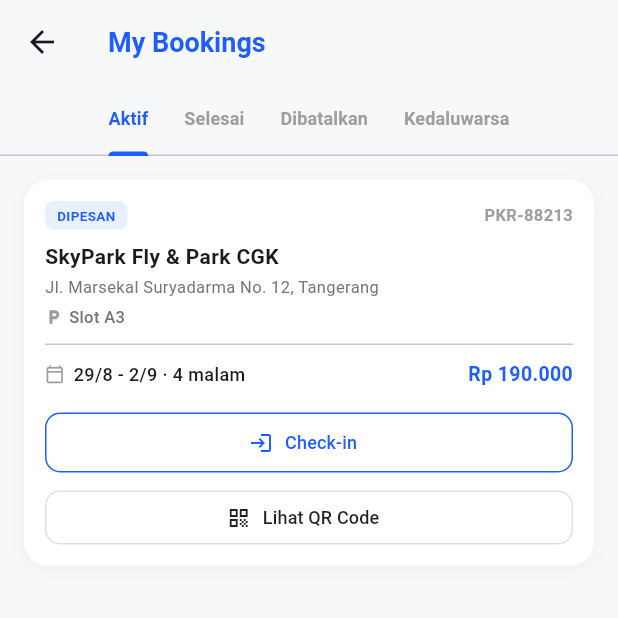
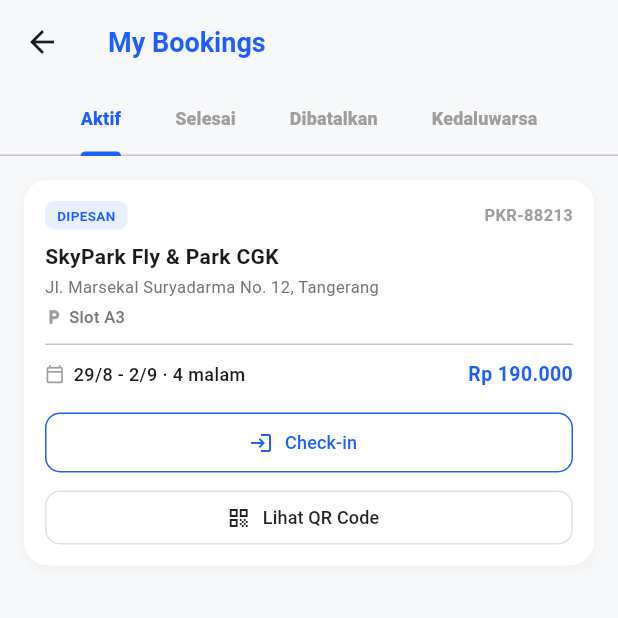
Before and after one commit to RakhaRajendraPC/ParkirIn, a Flutter app: the BookingConfirmationScreen screen opened directly with sample values from the repository, after a tap on "Lihat Booking Saya", on a phone screen of 412 x 824 dp, the top half of it. Run offline on Flutter 3.47's test engine with Material 3 defaults, Android fonts, the phone set to English and light mode, and no system bars; our stand-ins replace pdf, printing, qr_flutter, shared_preferences; accounts and stored records are empty.

Commit message:
Update project dan penambahan file baru

```diff
--- a/lib/screens/booking_confirmation_screen.dart
+++ b/lib/screens/booking_confirmation_screen.dart
@@ -1,9 +1,12 @@
 import 'package:flutter/material.dart';
 import 'package:qr_flutter/qr_flutter.dart';
 import '../models/parking_location_model.dart';
+import '../services/app_settings.dart';
+import '../utils/app_colors.dart';
+import '../utils/currency_formatter.dart';
 import 'bookings_screen.dart';
 
-class BookingConfirmationScreen extends StatelessWidget {
+class BookingConfirmationScreen extends StatefulWidget {
   final String bookingCode;
   final ParkingLocation location;
   final DateTime checkIn;
@@ -19,7 +22,27 @@
     required this.total,
   });
 
-  static const Color primaryBlue = Color(0xFF1E5EFF);
+  @override
+  State<BookingConfirmationScreen> createState() =>
+      _BookingConfirmationScreenState();
+}
+
+class _BookingConfirmationScreenState extends State<BookingConfirmationScreen> {
+  @override
+  void initState() {
+    super.initState();
+    AppSettings.instance.addListener(_onChanged);
+  }
+
+  @override
+  void dispose() {
+    AppSettings.instance.removeListener(_onChanged);
+    super.dispose();
+  }
+
+  void _onChanged() {
+    if (mounted) setState(() {});
+  }
 
   String _fmtDate(DateTime d) {
     const months = [
@@ -60,11 +83,12 @@
                   const Icon(Icons.check_circle, color: Colors.green, size: 40),
             ),
             const SizedBox(height: 16),
-            const Text('Booking Berhasil!',
-                style: TextStyle(fontSize: 20, fontWeight: FontWeight.bold)),
+            Text(AppStrings.t('confirm_title'),
+                style:
+                    const TextStyle(fontSize: 20, fontWeight: FontWeight.bold)),
             const SizedBox(height: 4),
             Text(
-              'Konfirmasi & QR Code telah dikirim untuk booking Anda.',
+              AppStrings.t('confirm_subtitle'),
               style: TextStyle(fontSize: 12, color: Colors.grey.shade600),
             ),
             const SizedBox(height: 24),
@@ -82,19 +106,19 @@
               child: Column(
                 children: [
                   QrImageView(
-                    data: bookingCode,
+                    data: widget.bookingCode,
                     version: QrVersions.auto,
                     size: 180,
                     backgroundColor: Colors.white,
                   ),
                   const SizedBox(height: 12),
-                  Text(bookingCode,
+                  Text(widget.bookingCode,
                       style: const TextStyle(
                           fontSize: 16,
                           fontWeight: FontWeight.bold,
                           letterSpacing: 1.2)),
                   const SizedBox(height: 4),
-                  Text('Tunjukkan QR Code ini saat check-in & check-out',
+                  Text(AppStrings.t('confirm_qr_note'),
                       style:
                           TextStyle(fontSize: 11, color: Colors.grey.shade600),
                       textAlign: TextAlign.center),
@@ -115,21 +139,24 @@
               child: Column(
                 crossAxisAlignment: CrossAxisAlignment.start,
                 children: [
-                  Text(location.name,
+                  Text(widget.location.name,
                       style: const TextStyle(
                           fontWeight: FontWeight.bold, fontSize: 14)),
                   const SizedBox(height: 2),
-                  Text(location.address,
+                  Text(widget.location.address,
                       style:
                           TextStyle(fontSize: 11, color: Colors.grey.shade600)),
                   const Padding(
                       padding: EdgeInsets.symmetric(vertical: 10),
                       child: Divider(height: 1)),
-                  _infoRow('Masuk', _fmtDate(checkIn)),
+                  _infoRow(
+                      AppStrings.t('confirm_masuk'), _fmtDate(widget.checkIn)),
                   const SizedBox(height: 6),
-                  _infoRow('Keluar', _fmtDate(checkOut)),
+                  _infoRow(AppStrings.t('confirm_keluar'),
+                      _fmtDate(widget.checkOut)),
                   const SizedBox(height: 6),
-                  _infoRow('Total Dibayar', 'Rp ${total.toStringAsFixed(0)}',
+                  _infoRow(AppStrings.t('confirm_total_dibayar'),
+                      CurrencyFormatter.rupiah(widget.total),
                       highlight: true),
                 ],
               ),
@@ -138,17 +165,17 @@
             Container(
               padding: const EdgeInsets.all(12),
               decoration: BoxDecoration(
-                  color: primaryBlue.withOpacity(0.08),
+                  color: AppColors.primaryLight,
                   borderRadius: BorderRadius.circular(12)),
               child: Row(
                 children: [
-                  const Icon(Icons.notifications_active_outlined,
-                      color: primaryBlue, size: 18),
+                  Icon(Icons.notifications_active_outlined,
+                      color: AppColors.primary, size: 18),
                   const SizedBox(width: 10),
-                  const Expanded(
+                  Expanded(
                     child: Text(
-                      'Kami akan mengirim reminder 1 hari sebelum jadwal check-in Anda.',
-                      style: TextStyle(fontSize: 11),
+                      AppStrings.t('confirm_reminder_note'),
+                      style: const TextStyle(fontSize: 11),
                     ),
                   ),
                 ],
@@ -168,13 +195,13 @@
                   );
                 },
                 style: ElevatedButton.styleFrom(
-                  backgroundColor: primaryBlue,
+                  backgroundColor: AppColors.primary,
                   foregroundColor: Colors.white,
                   shape: RoundedRectangleBorder(
                       borderRadius: BorderRadius.circular(12)),
                 ),
-                child: const Text('Lihat Booking Saya',
-                    style: TextStyle(fontWeight: FontWeight.w600)),
+                child: Text(AppStrings.t('confirm_lihat_booking_btn'),
+                    style: const TextStyle(fontWeight: FontWeight.w600)),
               ),
             ),
             const SizedBox(height: 8),
@@ -190,7 +217,7 @@
                   shape: RoundedRectangleBorder(
                       borderRadius: BorderRadius.circular(12)),
                 ),
-                child: const Text('Kembali ke Beranda'),
+                child: Text(AppStrings.t('confirm_kembali_beranda_btn')),
               ),
             ),
           ],
@@ -209,7 +236,7 @@
             style: TextStyle(
               fontSize: highlight ? 14 : 12,
               fontWeight: FontWeight.w700,
-              color: highlight ? primaryBlue : Colors.black87,
+              color: highlight ? AppColors.primary : Colors.black87,
             )),
       ],
     );
--- a/lib/screens/bookings_screen.dart
+++ b/lib/screens/bookings_screen.dart
@@ -62,13 +62,13 @@
             controller: _tabController,
             isScrollable: true,
             tabAlignment: TabAlignment.center,
-            labelPadding: const EdgeInsets.symmetric(horizontal: 12),
+            labelPadding: const EdgeInsets.symmetric(horizontal: 18),
             indicatorSize: TabBarIndicatorSize.label,
             labelColor: AppColors.primary,
             unselectedLabelColor: Colors.grey,
             indicatorColor: AppColors.primary,
             labelStyle:
-                const TextStyle(fontSize: 12, fontWeight: FontWeight.w600),
+                const TextStyle(fontSize: 12, fontWeight: FontWeight.w900),
             tabs: [
               Tab(text: AppStrings.t('bookings_tab_aktif')),
               Tab(text: AppStrings.t('bookings_tab_selesai')),
--- a/lib/services/app_settings.dart
+++ b/lib/services/app_settings.dart
@@ -170,6 +170,60 @@
     'notif_new_badge_suffix': 'baru',
     'notif_booking_code_label': 'Kode booking: ',
     'notif_phase2_badge': 'Fase 2',
+    'slot_map_title': 'Pilih Slot Parkir',
+    'slot_legend_premium': 'Premium (dekat pintu masuk)',
+    'slot_legend_standard': 'Standar',
+    'slot_legend_economy': 'Ekonomis (jauh)',
+    'slot_legend_occupied': 'Terisi',
+    'slot_akses_jalan': 'Akses Jalan',
+    'slot_select_first': 'Pilih Slot Terlebih Dahulu',
+    'slot_continue_with': 'Lanjutkan dengan Slot',
+    'slot_baris_label': 'Baris',
+    'slot_dari_pintu_masuk': 'm dari pintu masuk',
+    'slot_per_malam': '/malam',
+    'vehicle_appbar_title': 'Pilih Kendaraan',
+    'vehicle_slot_prefix': 'Slot',
+    'vehicle_per_malam': '/malam',
+    'vehicle_pilih_title': 'Pilih Kendaraan',
+    'vehicle_tambah_btn': 'Tambah',
+    'vehicle_utama_badge': 'UTAMA',
+    'vehicle_lanjut_btn': 'Lanjutkan ke Ringkasan',
+    'vehicle_empty_title': 'Belum ada kendaraan tersimpan',
+    'vehicle_empty_btn': 'Tambah Kendaraan',
+    'vehicle_lock_expired_title': 'Waktu Habis',
+    'vehicle_lock_expired_msg':
+        'Slot yang Anda pilih telah dilepas karena waktu penguncian habis. Silakan pilih slot kembali.',
+    'vehicle_back_home_btn': 'Kembali ke Beranda',
+    'summary_appbar_title': 'Ringkasan & Pembayaran',
+    'summary_masuk': 'MASUK',
+    'summary_keluar': 'KELUAR',
+    'summary_malam': 'malam',
+    'summary_slot_prefix': 'Slot',
+    'summary_rincian_biaya': 'Rincian Biaya',
+    'summary_tarif_dasar': 'Tarif dasar',
+    'summary_biaya_layanan': 'Biaya layanan',
+    'summary_total': 'Total',
+    'summary_total_label': 'Total  ',
+    'summary_metode_pembayaran': 'Metode Pembayaran',
+    'summary_opsional_badge': 'Opsional',
+    'summary_bayar_sekarang': 'Bayar Sekarang',
+    'summary_overstay_notice':
+        'Biaya tambahan (overstay fee) akan dikenakan otomatis jika Anda melebihi durasi yang dipesan. Anda akan mendapat notifikasi sebelum batas waktu habis.',
+    'summary_notif_title': 'Booking Berhasil Dikonfirmasi',
+    'summary_notif_desc_prefix': 'Slot',
+    'summary_notif_desc_suffix': 'telah dikonfirmasi.',
+    'summary_notif_action': 'Lihat QR Code',
+    'confirm_title': 'Booking Berhasil!',
+    'confirm_subtitle':
+        'Konfirmasi & QR Code telah dikirim untuk booking Anda.',
+    'confirm_qr_note': 'Tunjukkan QR Code ini saat check-in & check-out',
+    'confirm_masuk': 'Masuk',
+    'confirm_keluar': 'Keluar',
+    'confirm_total_dibayar': 'Total Dibayar',
+    'confirm_reminder_note':
+        'Kami akan mengirim reminder 1 hari sebelum jadwal check-in Anda.',
+    'confirm_lihat_booking_btn': 'Lihat Booking Saya',
+    'confirm_kembali_beranda_btn': 'Kembali ke Beranda',
   };
 
   static const _en = {
@@ -278,5 +332,59 @@
     'loc_reviews_title': 'User Reviews',
     'loc_reviews_suffix': 'reviews',
     'loc_no_reviews': 'No reviews yet for this location.',
+    'slot_map_title': 'Select Parking Slot',
+    'slot_legend_premium': 'Premium (near entrance)',
+    'slot_legend_standard': 'Standard',
+    'slot_legend_economy': 'Economy (far)',
+    'slot_legend_occupied': 'Occupied',
+    'slot_akses_jalan': 'Access Road',
+    'slot_select_first': 'Select a Slot First',
+    'slot_continue_with': 'Continue with Slot',
+    'slot_baris_label': 'Row',
+    'slot_dari_pintu_masuk': 'm from entrance',
+    'slot_per_malam': '/night',
+    'vehicle_appbar_title': 'Select Vehicle',
+    'vehicle_slot_prefix': 'Slot',
+    'vehicle_per_malam': '/night',
+    'vehicle_pilih_title': 'Select Vehicle',
+    'vehicle_tambah_btn': 'Add',
+    'vehicle_utama_badge': 'DEFAULT',
+    'vehicle_lanjut_btn': 'Continue to Summary',
+    'vehicle_empty_title': 'No saved vehicles yet',
+    'vehicle_empty_btn': 'Add Vehicle',
+    'vehicle_lock_expired_title': 'Time Expired',
+    'vehicle_lock_expired_msg':
+        'The slot you selected has been released because the lock time expired. Please select a slot again.',
+    'vehicle_back_home_btn': 'Back to Home',
+    'summary_appbar_title': 'Summary & Payment',
+    'summary_masuk': 'CHECK-IN',
+    'summary_keluar': 'CHECK-OUT',
+    'summary_malam': 'nights',
+    'summary_slot_prefix': 'Slot',
+    'summary_rincian_biaya': 'Cost Breakdown',
+    'summary_tarif_dasar': 'Base rate',
+    'summary_biaya_layanan': 'Service fee',
+    'summary_total': 'Total',
+    'summary_total_label': 'Total  ',
+    'summary_metode_pembayaran': 'Payment Method',
+    'summary_opsional_badge': 'Optional',
+    'summary_bayar_sekarang': 'Pay Now',
+    'summary_overstay_notice':
+        'Additional fees (overstay fee) will be automatically charged if you exceed the booked duration. You will receive a notification before the deadline.',
+    'summary_notif_title': 'Booking Successfully Confirmed',
+    'summary_notif_desc_prefix': 'Slot',
+    'summary_notif_desc_suffix': 'has been confirmed.',
+    'summary_notif_action': 'View QR Code',
+    'confirm_title': 'Booking Successful!',
+    'confirm_subtitle':
+        'Confirmation & QR Code have been sent for your booking.',
+    'confirm_qr_note': 'Show this QR Code during check-in & check-out',
+    'confirm_masuk': 'Check-in',
+    'confirm_keluar': 'Check-out',
+    'confirm_total_dibayar': 'Total Paid',
+    'confirm_reminder_note':
+        "We'll send a reminder 1 day before your check-in schedule.",
+    'confirm_lihat_booking_btn': 'View My Booking',
+    'confirm_kembali_beranda_btn': 'Back to Home',
   };
 }
```
Also changed, not shown: lib/screens/booking_summary_screen.dart (+50 -33 lines), lib/screens/notification_permission_screen.dart (+24 -6 lines), lib/screens/parking_slot_map_screen.dart (+27 -15 lines), lib/screens/search_screen.dart (+20 -42 lines), lib/screens/select_vehicle_screen.dart (+45 -33 lines).
